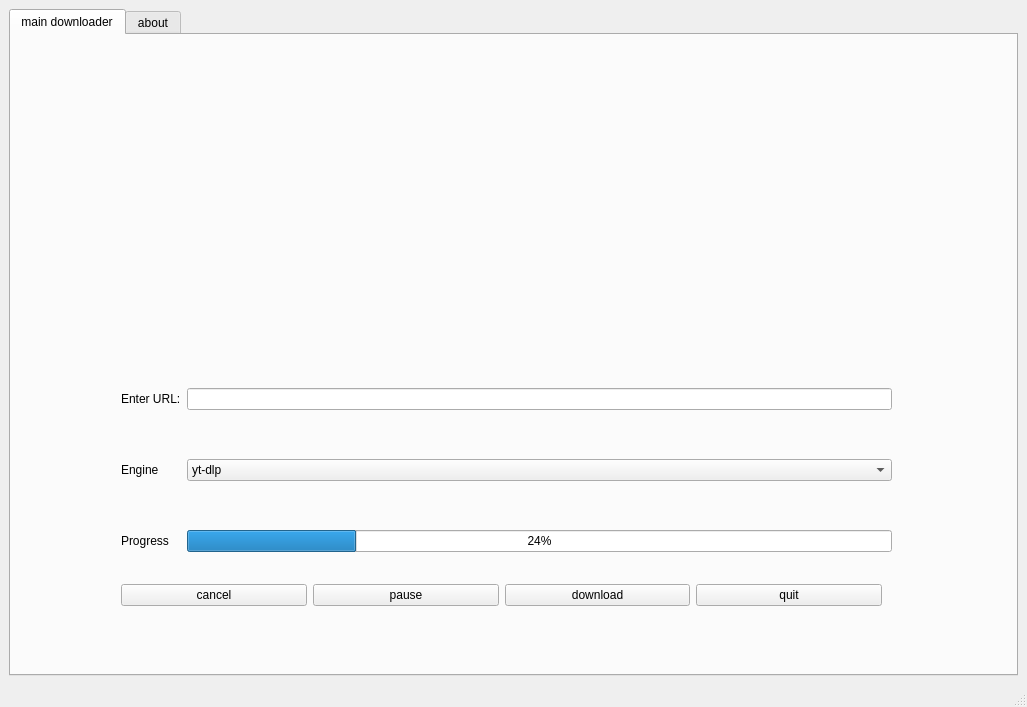
Qt form mainwindow.ui (peekuh/media-downloader) before a commit.
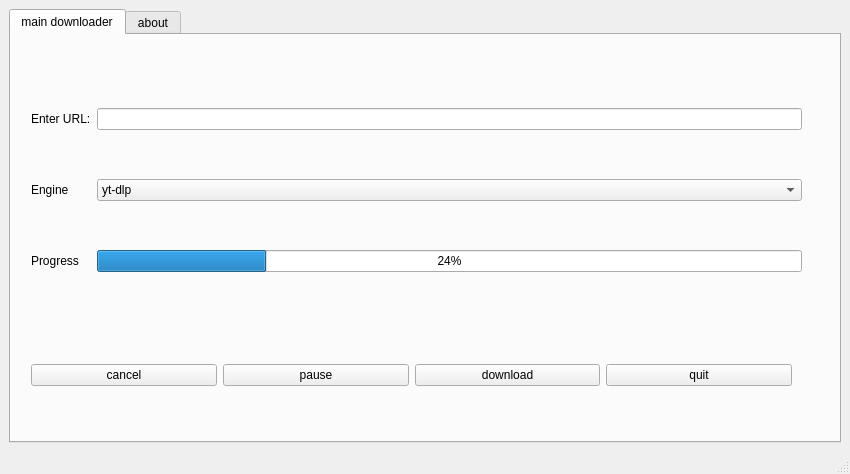
The same form after that commit.

Commit message: fixed bug causing UI to look old fashioned

```diff
--- a/mainwindow.ui
+++ b/mainwindow.ui
@@ -6,8 +6,8 @@
    <rect>
     <x>0</x>
     <y>0</y>
-    <width>1027</width>
-    <height>707</height>
+    <width>850</width>
+    <height>474</height>
    </rect>
   </property>
   <property name="windowTitle">
@@ -27,8 +27,8 @@
        <widget class="QWidget" name="layoutWidget">
         <property name="geometry">
          <rect>
-          <x>110</x>
-          <y>310</y>
+          <x>20</x>
+          <y>30</y>
           <width>771</width>
           <height>251</height>
          </rect>
@@ -94,8 +94,8 @@
        <widget class="QWidget" name="layoutWidget">
         <property name="geometry">
          <rect>
-          <x>110</x>
-          <y>540</y>
+          <x>20</x>
+          <y>320</y>
           <width>761</width>
           <height>41</height>
          </rect>
```
Left out of the diff: 2 changed lines with no effect on the pictures. The commit also changes 2 other files.
